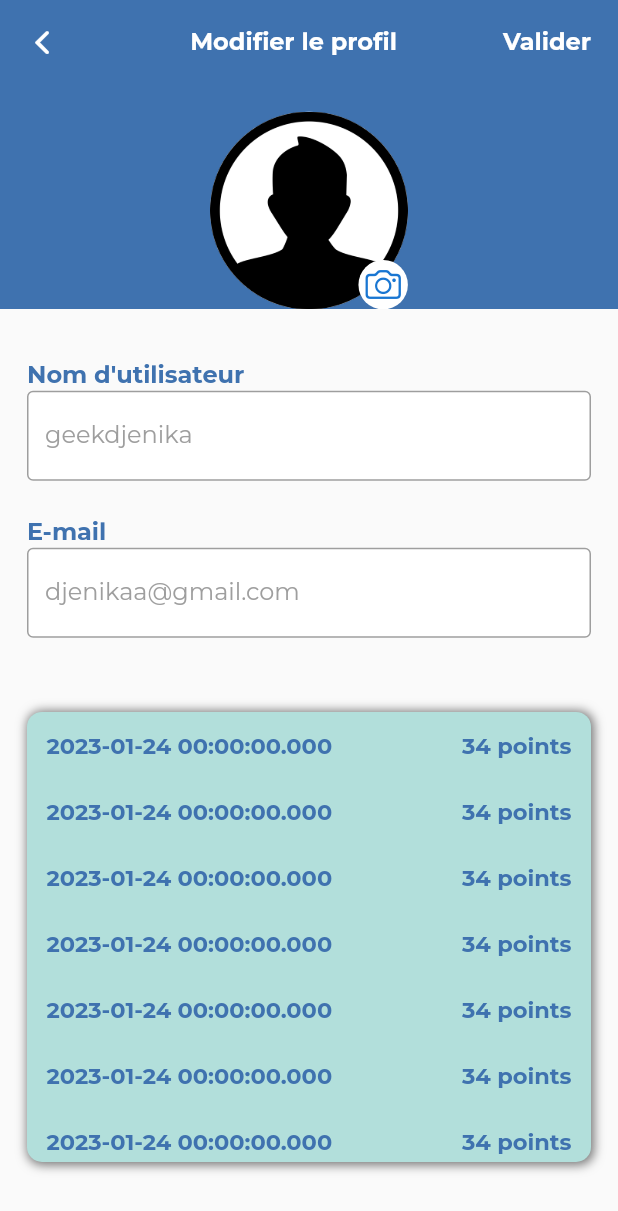
After one commit to geekdjenika/infrakunafoni, a Flutter app: the screen it shows after launch, item 3 of the bottom bar chosen, after a tap on the "person" icon, on a phone screen of 412 x 824 dp. The commit adds this screen. Shown: the top 1211 px of the screen. Run offline on Flutter 3.47's test engine with Material 2 defaults, Android fonts, the phone set to English and light mode, and no system bars; our stand-ins replace curved_navigation_bar, expandable_text, fluttertoast, google_fonts, just_audio.

Commit message:
Profile page done !

```diff
--- a/lib/main.dart
+++ b/lib/main.dart
@@ -1,5 +1,6 @@
 import 'package:flutter/material.dart';
 import 'package:infrakunafoni/screens/home.dart';
+import 'package:infrakunafoni/screens/profile_screen.dart';
 
 void main() {
   runApp(const MyApp());
--- a/lib/screens/home.dart
+++ b/lib/screens/home.dart
@@ -5,6 +5,7 @@ import 'package:infrakunafoni/constants.dart';
 import 'package:infrakunafoni/screens/conseil/conseil_screen.dart';
 import 'package:infrakunafoni/screens/infraction/amende_screen.dart';
 import 'package:infrakunafoni/screens/infraction/infraction_screen.dart';
+import 'package:infrakunafoni/screens/profile_screen.dart';
 import 'package:infrakunafoni/screens/quiz/quiz_screen.dart';
 
 import 'infraction/infraction_list.dart';
@@ -40,9 +41,14 @@ class _AccueilState extends State<Accueil> {
               children: [
                 CircleAvatar(
                   backgroundColor: background,
-                  child: const Icon(
-                    Icons.person,
-                    color: Colors.white,
+                  child: GestureDetector(
+                    onTap: () {
+                      Navigator.push(context, MaterialPageRoute(builder: (context) => Profil()));
+                    },
+                    child: const Icon(
+                      Icons.person,
+                      color: Colors.white,
+                    ),
                   ),
                 ),
                 CircleAvatar(
--- /dev/null
+++ b/lib/screens/profile_screen.dart
@@ -0,0 +1,210 @@
+import 'package:flutter/cupertino.dart';
+import 'package:flutter/material.dart';
+import 'package:infrakunafoni/constants.dart';
+
+import '../widgets/my_button.dart';
+import '../widgets/my_card.dart';
+import '../widgets/my_textfield.dart';
+
+class Profil extends StatefulWidget {
+  const Profil({Key? key}) : super(key: key);
+
+  @override
+  State<Profil> createState() => _ProfilState();
+}
+
+class _ProfilState extends State<Profil> {
+
+  final _usernameController = TextEditingController();
+  final _emailController = TextEditingController();
+
+  @override
+  Widget build(BuildContext context) {
+    return Scaffold(
+        body: CustomScrollView(
+          slivers: [
+            SliverAppBar(
+              backgroundColor: background,
+              elevation: 0,
+              leading: InkWell(
+                onTap: () => Navigator.pop(context),
+                  child: Icon(CupertinoIcons.back)
+              ),
+              title: Center(
+                child: Text(
+                  "Modifier le profil",
+                  style: soustitregras(Colors.white),
+                ),
+              ),
+              actions: [
+                Center(
+                  child: Padding(
+                    padding: const EdgeInsets.only(right: 18),
+                    child: Text(
+                      "Valider",
+                      style: soustitregras(Colors.white),
+                    ),
+                  ),
+                ),
+              ],
+              pinned: true,
+              expandedHeight: MediaQuery.of(context).size.height * 0.25,
+              flexibleSpace: FlexibleSpaceBar(
+                background: Container(
+                  margin: EdgeInsets.only(top: MediaQuery.of(context).size.height * 0.06),
+                  height: MediaQuery.of(context).size.height * 0.24,
+                  width: double.infinity,
+                  color: background,
+                  child: Padding(
+                    padding: const EdgeInsets.only(top: 25.0),
+                    child: Column(
+                      children: [
+                        Stack(
+                          children: [
+                            CircleAvatar(
+                              backgroundColor: Colors.white,
+                              maxRadius: MediaQuery.of(context).size.height * 0.08,
+                              child: Image.asset("assets/img/user_profile.png"),
+                            ),
+                            Positioned(
+                              bottom: 0,
+                              right: 0,
+                              child: CircleAvatar(
+                                backgroundColor: Colors.white,
+                                maxRadius: MediaQuery.of(context).size.height * 0.02,
+                                child: const Icon(CupertinoIcons.camera),
+                              ),
+                            )
+                          ],
+                        )
+
+                      ],
+                    ),
+                  ),
+                )
+              ),
+            ),
+            SliverToBoxAdapter(
+                child: Padding(
+                    padding: const EdgeInsets.all(18.0),
+                    child: Column(
+                      crossAxisAlignment: CrossAxisAlignment.start,
+                      children: [
+                        SizedBox(height: MediaQuery.of(context).size.height * 0.02,),
+                        Text(
+                          "Nom d'utilisateur",
+                          style: soustitregras(background),
+                        ),
+                        MyTextField(
+                          controller: _usernameController,
+                          hintText: 'geekdjenika',
+                          obscureText: false,
+                        ),
+                        SizedBox(height: MediaQuery.of(context).size.height * 0.03,),
+                        Text(
+                          "E-mail",
+                          style: soustitregras(background),
+                        ),
+                        MyTextField(
+                          controller: _emailController,
+                          hintText: 'djenikaa@gmail.com',
+                          obscureText: false,
+                        ),
+                        SizedBox(height: MediaQuery.of(context).size.height * 0.06,),
+                        MyCard(
+                          widget: Column(
+                            children: [
+                              for(int i = 0; i < 10; i++)
+                              Padding(
+                                padding: const EdgeInsets.all(13.0),
+                                child: Row(
+                                  mainAxisAlignment: MainAxisAlignment.spaceBetween,
+                                  children: [
+                                    Text(
+                                      '${DateTime(2023,1,24)}',
+                                      style: titreliste(background),
+                                    ),
+                                    Text(
+                                      '34 points',
+                                      style: titreliste(background),
+                                    )
+                                  ],
+                                ),
+                              )
+                            ],
+                          ),
+                        ),
+                        SizedBox(height: MediaQuery.of(context).size.height * 0.06,),
+                        MyButton(
+                          text: 'Se deconnecter',
+                          onTap: () {},
+                        ),
+                      ],
+                    )
+                )
+            )
+          ],
+        ),
+    );
+  }
+}
+
+//extendBodyBehindAppBar: true,
+/*backgroundColor: neutral,
+appBar: AppBar(
+backgroundColor: background,
+elevation: 0,
+leading: const Icon(CupertinoIcons.back),
+title: Center(
+child: Text(
+"Modifier le profil",
+style: soustitregras(Colors.white),
+),
+),
+actions: [
+Center(
+child: Padding(
+padding: const EdgeInsets.only(right: 18),
+child: Text(
+"Valider",
+style: soustitregras(Colors.white),
+),
+),
+),
+],
+),
+body: Column(
+children: [
+Container(
+height: MediaQuery.of(context).size.height * 0.24,
+width: double.infinity,
+color: background,
+child: Padding(
+padding: const EdgeInsets.only(top: 25.0),
+child: Column(
+children: [
+Stack(
+children: [
+CircleAvatar(
+backgroundColor: Colors.white,
+maxRadius: MediaQuery.of(context).size.height * 0.08,
+child: Image.asset("assets/img/user_profile.png"),
+),
+const Positioned(
+bottom: 0,
+right: 0,
+child: CircleAvatar(
+backgroundColor: Colors.white,
+child: Icon(CupertinoIcons.camera),
+),
+)
+],
+)
+
+],
+),
+),
+)
+],
+),
+);*/
--- /dev/null
+++ b/lib/widgets/my_button.dart
@@ -0,0 +1,31 @@
+import 'package:flutter/material.dart';
+
+import '../constants.dart';
+
+class MyButton extends StatelessWidget {
+  final String text;
+  final Function()? onTap;
+
+  const MyButton({super.key, required this.onTap, required this.text});
+
+  @override
+  Widget build(BuildContext context) {
+    return GestureDetector(
+      onTap: onTap,
+      child: Container(
+        padding: const EdgeInsets.all(25),
+        margin: const EdgeInsets.symmetric(horizontal: 25),
+        decoration: BoxDecoration(
+          color: background,
+          borderRadius: BorderRadius.circular(8),
+        ),
+        child: Center(
+          child: Text(
+            text.toUpperCase(),
+            style: soustitregras(Colors.white)
+          ),
+        ),
+      ),
+    );
+  }
+}
--- /dev/null
+++ b/lib/widgets/my_card.dart
@@ -0,0 +1,29 @@
+import 'package:flutter/material.dart';
+import 'package:infrakunafoni/constants.dart';
+
+class MyCard extends StatelessWidget {
+  const MyCard({Key? key, required this.widget}) : super(key: key);
+  final Widget widget;
+
+  @override
+  Widget build(BuildContext context) {
+    return Container(
+      height: 300,//MediaQuery.of(context).size.height * 0.3,
+      decoration: BoxDecoration(
+        color: neutral,
+        borderRadius: BorderRadius.circular(10),
+        boxShadow: const [
+          BoxShadow(
+            color: Colors.black54,
+            spreadRadius: 1,
+            blurRadius: 5,
+            offset: Offset(1, 1),
+          )
+        ]
+      ),
+      child: SingleChildScrollView(
+        child: widget
+      ),
+    );
+  }
+}
--- /dev/null
+++ b/lib/widgets/my_textfield.dart
@@ -0,0 +1,38 @@
+import 'package:flutter/material.dart';
+import 'package:infrakunafoni/constants.dart';
+
+class MyTextField extends StatelessWidget {
+  final controller;
+  final String hintText;
+  final bool obscureText;
+
+  const MyTextField({
+    super.key,
+    required this.controller,
+    required this.hintText,
+    required this.obscureText,
+  });
+
+  @override
+  Widget build(BuildContext context) {
+    return Padding(
+      padding: const EdgeInsets.all(0),//const EdgeInsets.symmetric(horizontal: 25.0),
+      child: TextField(
+        controller: controller,
+        obscureText: obscureText,
+        decoration: InputDecoration(
+            enabledBorder: const OutlineInputBorder(
+              borderSide: BorderSide(color: Colors.grey),
+            ),
+            focusedBorder: OutlineInputBorder(
+              borderSide: BorderSide(color: background),
+            ),
+            fillColor: Colors.white,
+            filled: true,
+            hintText: hintText,
+            hintStyle: soustitre(Colors.grey),
+        )
+      ),
+    );
+  }
+}
--- a/pubspec.yaml
+++ b/pubspec.yaml
@@ -42,6 +42,7 @@ dependencies:
   fluttertoast: ^8.1.2
   just_audio: ^0.9.31
   expandable_text: ^2.3.0
+  outline_search_bar: ^2.3.0
 
 dev_dependencies:
   flutter_test:
```
Also changed, not shown: lib/screens/quiz/questions_screen.dart (+45 -18 lines), lib/screens/quiz/result_screen.dart (+6 -109 lines), lib/widgets/square_tile.dart (added, +25 -0 lines), assets/img/user_profile.png (added), pubspec.lock.
